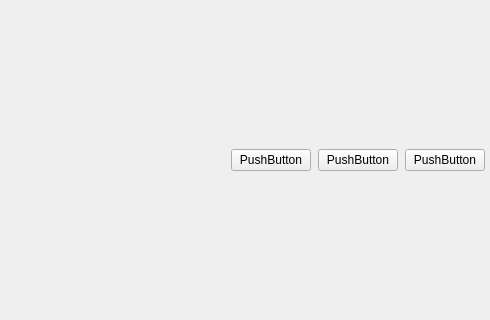
IronTony-Stark/ATM, file views/main/mainwindow.ui: the form before one commit; both pictures show x 510 to 1000 and y 140 to 460 of the 1000 by 600 pixel window.
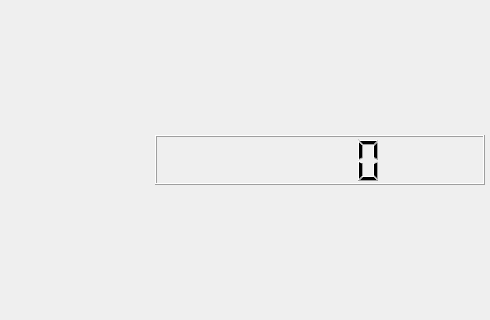
The form after the commit. Custom widgets are drawn as their Qt base class.

The edit to the form file:
```diff
--- a/views/main/mainwindow.ui
+++ b/views/main/mainwindow.ui
@@ -55,23 +55,18 @@
        </widget>
       </item>
       <item>
-       <widget class="QPushButton" name="pushButton_3">
-        <property name="text">
-         <string>PushButton</string>
+       <widget class="Clock" name="lcdNumber">
+        <property name="sizePolicy">
+         <sizepolicy hsizetype="Fixed" vsizetype="Fixed">
+          <horstretch>0</horstretch>
+          <verstretch>0</verstretch>
+         </sizepolicy>
         </property>
-       </widget>
-      </item>
-      <item>
-       <widget class="QPushButton" name="pushButton_2">
-        <property name="text">
-         <string>PushButton</string>
-        </property>
-       </widget>
-      </item>
-      <item>
-       <widget class="QPushButton" name="pushButton">
-        <property name="text">
-         <string>PushButton</string>
+        <property name="minimumSize">
+         <size>
+          <width>330</width>
+          <height>50</height>
+         </size>
         </property>
        </widget>
       </item>
@@ -87,6 +82,11 @@
    <header>views/start/StartWindow.h</header>
    <container>1</container>
   </customwidget>
+  <customwidget>
+   <class>Clock</class>
+   <extends>QLCDNumber</extends>
+   <header>views/clock/widgets/Clock.h</header>
+  </customwidget>
  </customwidgets>
  <resources/>
  <connections/>
```
